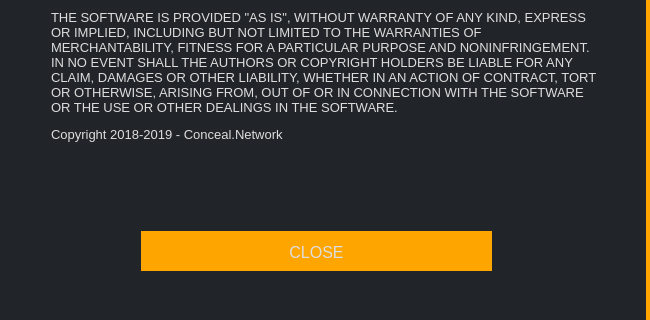
Old version of the form src/gui/ui/disclaimerdialog.ui in the repository ConcealNetwork/conceal-desktop; both pictures show x 0 to 650 and y 380 to 700 of the 650 by 700 pixel window.
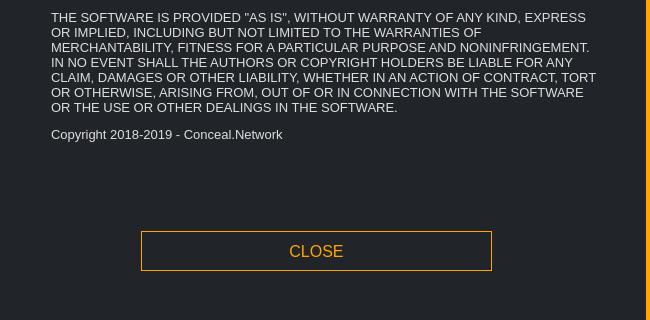
New version of the form.

Diff of the .ui file:
```diff
--- a/src/gui/ui/disclaimerdialog.ui
+++ b/src/gui/ui/disclaimerdialog.ui
@@ -102,9 +102,7 @@
        </font>
       </property>
       <property name="styleSheet">
-       <string notr="true">color: #ddd; background-color: orange; border-top: 3px solid orange;
-border-right: 0px;
-font-size: 16px;</string>
+       <string notr="true">color: orange; background-color: #1; border: 1px solid orange; font-size: 16px;</string>
       </property>
       <property name="text">
        <string>CLOSE</string>
```
